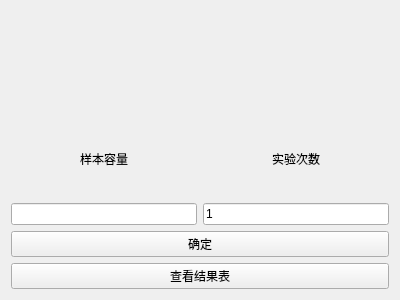
verbolll/Monte-Carlo, file gui/example.ui: the form before one commit.
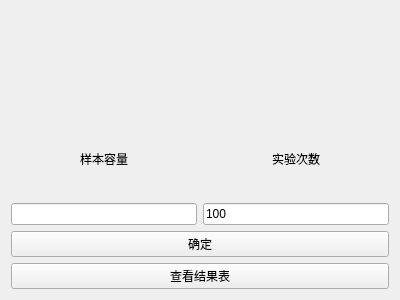
The form after the commit.

The edit to the form file:
```diff
--- a/gui/example.ui
+++ b/gui/example.ui
@@ -53,7 +53,7 @@
      <item>
       <widget class="QLineEdit" name="timeedt">
        <property name="text">
-        <string>1</string>
+        <string>100</string>
        </property>
       </widget>
      </item>
```
